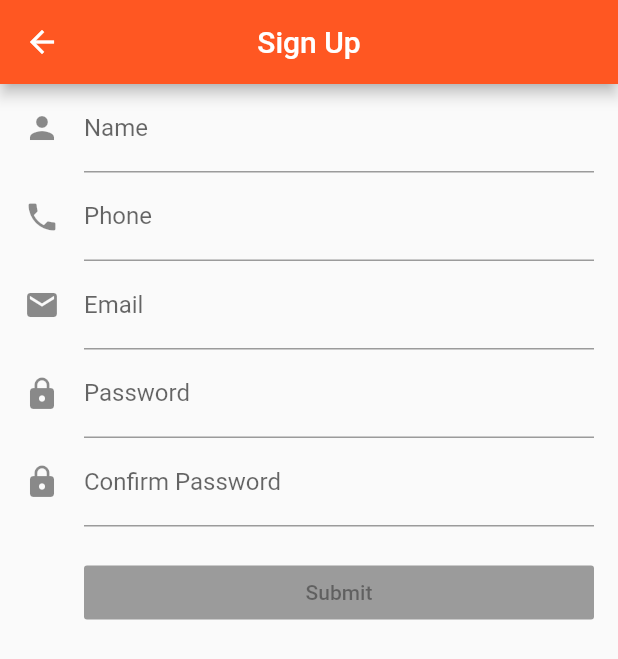
After one commit to rahul-smash/restroappFlutter_dharmikBazar_resined, a Flutter app: the RegisterUser screen opened directly, on a phone screen of 412 x 824 dp. The commit adds this screen. Shown: the top 659 px of the screen. Run offline on Flutter 3.47's test engine with Material 2 defaults, Android fonts, the phone set to English and light mode, and no system bars; our stand-ins replace carousel_slider, dio, fluttertoast, font_awesome_flutter, shared_preferences, sqflite; missing offline and left inert: device_id; accounts and stored records are empty; network calls fail.

Commit message:
login and register modules

```diff
--- a/lib/src/Screens/HomeScreen.dart
+++ b/lib/src/Screens/HomeScreen.dart
@@ -274,7 +274,7 @@ class _StoreListWithSearch extends State<HomeScreenUI> {
               leading: Icon(Icons.exit_to_app),
               title: Text('Login'),
               onTap: () {
-                //Navigator.pop(context);
+                Navigator.pop(context);
                 Navigator.push(
                   context,
                   MaterialPageRoute(builder: (context) => LoginScreen()),
--- a/lib/src/Screens/LoginScreen.dart
+++ b/lib/src/Screens/LoginScreen.dart
@@ -1,4 +1,5 @@
 import 'package:flutter/material.dart';
+import 'package:restroapp/src/Screens/RegisterScreen.dart';
 import 'package:restroapp/src/ui/login.dart';
 import 'package:restroapp/src/ui/social.dart';
 import 'package:restroapp/src/utils/HeaderLogo.dart';
@@ -101,7 +102,16 @@ class LoginScreen extends StatelessWidget {
                     alignment: Alignment.topCenter,
                     child: Social(),
                   ),
-                  Padding(
+                  InkWell(
+                    onTap: (){
+                      print("--------onTap----------");
+                      Navigator.pop(context);
+                      Navigator.push(
+                        context,
+                        MaterialPageRoute(builder: (context) => RegisterUser()),
+                      );
+                    },
+                    child: Padding(
                       padding: const EdgeInsets.only(bottom: 20),
                       child: Align(
                         alignment: Alignment.bottomCenter,
@@ -126,6 +136,7 @@ class LoginScreen extends StatelessWidget {
                         ),
                       ),
                     ),
+                  ),
                 ],
               ),
             )
--- /dev/null
+++ b/lib/src/Screens/RegisterScreen.dart
@@ -0,0 +1,86 @@
+import 'package:flutter/material.dart';
+import 'package:flutter/services.dart';
+
+class RegisterUser extends StatefulWidget {
+
+  RegisterUser({Key key, this.title}) : super(key: key);
+  final String title;
+
+  @override
+  _RegisterUserState createState() => new _RegisterUserState();
+
+}
+
+class _RegisterUserState extends State<RegisterUser> {
+
+  final GlobalKey<FormState> _formKey = new GlobalKey<FormState>();
+
+  @override
+  Widget build(BuildContext context) {
+    return new Scaffold(
+      appBar: new AppBar(
+        title: new Text("Sign Up"),
+        centerTitle: true,
+      ),
+      body: new SafeArea(
+          top: false,
+          bottom: false,
+          child: new Form(
+              key: _formKey,
+              autovalidate: true,
+              child: new ListView(
+                padding: const EdgeInsets.symmetric(horizontal: 16.0),
+                children: <Widget>[
+                  new TextFormField(
+                    decoration: const InputDecoration(
+                      icon: const Icon(Icons.person),
+                      hintText: 'Enter your first and last name',
+                      labelText: 'Name',
+                    ),
+                  ),
+                  new TextFormField(
+                    decoration: const InputDecoration(
+                      icon: const Icon(Icons.phone),
+                      hintText: 'Enter a phone number',
+                      labelText: 'Phone',
+                    ),
+                    keyboardType: TextInputType.phone,
+                    inputFormatters: [
+                      WhitelistingTextInputFormatter.digitsOnly,
+                    ],
+                  ),
+                  new TextFormField(
+                    decoration: const InputDecoration(
+                      icon: const Icon(Icons.email),
+                      hintText: 'Enter a email address',
+                      labelText: 'Email',
+                    ),
+                    keyboardType: TextInputType.emailAddress,
+                  ),
+                  new TextFormField(
+                    decoration: const InputDecoration(
+                      icon: const Icon(Icons.lock),
+                      hintText: 'enter password',
+                      labelText: 'Password',
+                    ),
+                    keyboardType: TextInputType.visiblePassword,
+                  ),
+                  new TextFormField(
+                    decoration: const InputDecoration(
+                      icon: const Icon(Icons.lock),
+                      hintText: 'enter password',
+                      labelText: 'Confirm Password',
+                    ),
+                    keyboardType: TextInputType.visiblePassword,
+                  ),
+                  new Container(
+                      padding: const EdgeInsets.only(left: 40.0, top: 20.0),
+                      child: new RaisedButton(
+                        child: const Text('Submit'),
+                        onPressed: null,
+                      )),
+                ],
+              ))),
+    );
+  }
+}
```
Also changed, not shown: images/offer_bg.png (added). Lines whose indentation alone changed are shown as unchanged.
